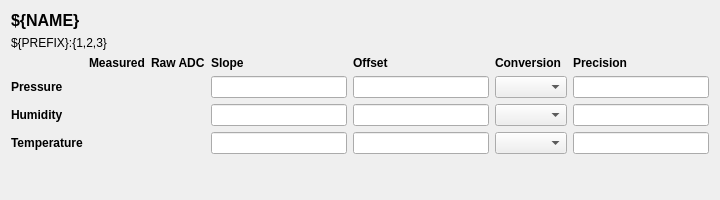
This is dev/v2/screens/env_monitor.ui in moyinoluwa-10/pcdswidgets as Qt 5 draws it before an edit. The edited form follows.
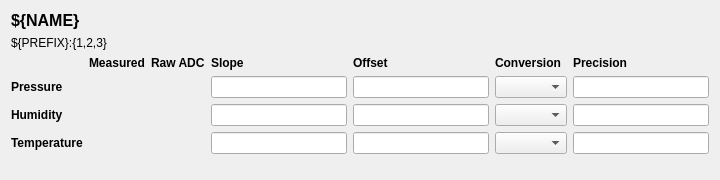
This is the edited form. Custom widgets are drawn as their Qt base class.

What changed in the file:
```diff
--- a/dev/v2/screens/env_monitor.ui
+++ b/dev/v2/screens/env_monitor.ui
@@ -2,8 +2,23 @@
 <ui version="4.0">
  <class>EnvironmentalMonitor</class>
  <widget class="QWidget" name="EnvironmentalMonitor">
-  <property name="geometry"><rect><x>0</x><y>0</y><width>720</width><height>200</height></rect></property>
-  <property name="windowTitle"><string>${NAME}</string></property>
+  <property name="geometry">
+   <rect>
+    <x>0</x>
+    <y>0</y>
+    <width>720</width>
+    <height>180</height>
+   </rect>
+  </property>
+  <property name="minimumSize">
+   <size>
+    <width>720</width>
+    <height>180</height>
+   </size>
+  </property>
+  <property name="windowTitle">
+   <string>${NAME}</string>
+  </property>
   <layout class="QVBoxLayout" name="main_layout">
    <item>
     <widget class="QLabel" name="title">
@@ -54,9 +69,21 @@
   </layout>
  </widget>
  <customwidgets>
-  <customwidget><class>PyDMLabel</class><extends>QLabel</extends><header>pydm.widgets.label</header></customwidget>
-  <customwidget><class>PyDMLineEdit</class><extends>QLineEdit</extends><header>pydm.widgets.line_edit</header></customwidget>
-  <customwidget><class>PyDMEnumComboBox</class><extends>QComboBox</extends><header>pydm.widgets.enum_combo_box</header></customwidget>
+  <customwidget>
+   <class>PyDMEnumComboBox</class>
+   <extends>QComboBox</extends>
+   <header>pydm.widgets.enum_combo_box</header>
+  </customwidget>
+  <customwidget>
+   <class>PyDMLineEdit</class>
+   <extends>QLineEdit</extends>
+   <header>pydm.widgets.line_edit</header>
+  </customwidget>
+  <customwidget>
+   <class>PyDMLabel</class>
+   <extends>QLabel</extends>
+   <header>pydm.widgets.label</header>
+  </customwidget>
  </customwidgets>
  <resources/>
  <connections/>
```
Left out of the diff: 314 changed lines with no effect on the pictures.
